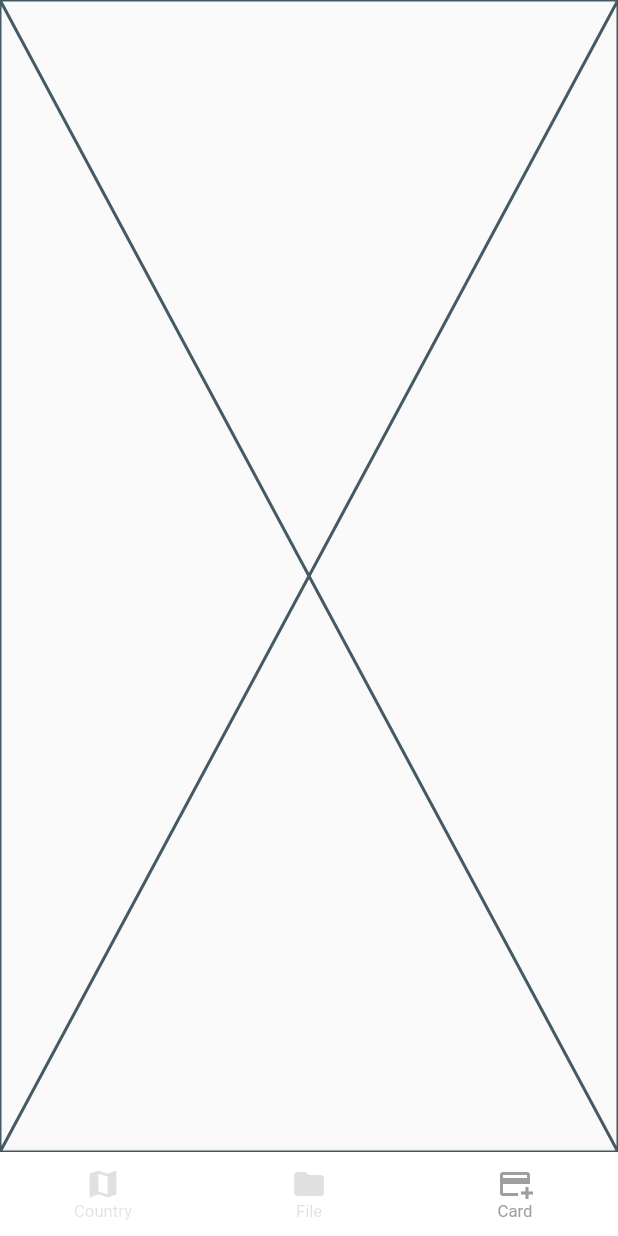
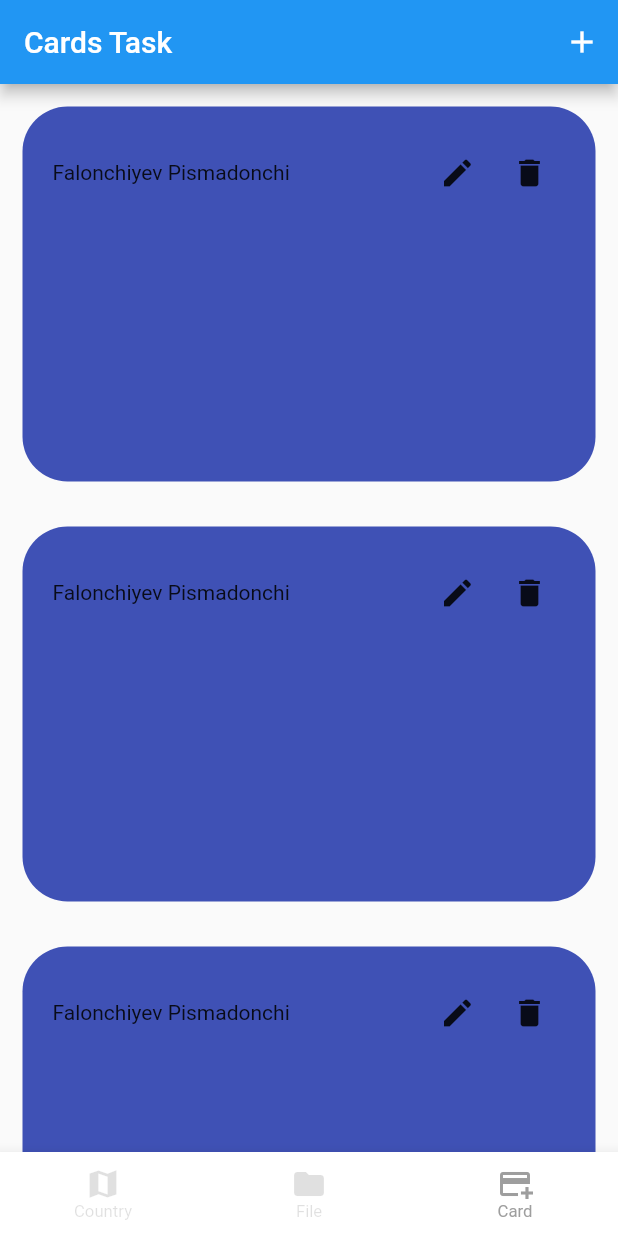
Before and after one commit to MrSobirov/najottalim, a Flutter app: the screen it shows after launch, item 3 of the bottom bar chosen, on a phone screen of 412 x 824 dp. Run offline on Flutter 3.47's test engine with Material 2 defaults, Android fonts, the phone set to English and light mode, and no system bars; our stand-ins replace bloc, connectivity_plus, flutter_bloc, flutter_screenutil, fluttertoast, shimmer and 1 more; accounts and stored records are empty; network calls fail.

Commit message:
task 3 UI partially

```diff
--- /dev/null
+++ b/lib/pages/task3/task3_card.dart
@@ -0,0 +1,48 @@
+import 'package:flutter/material.dart';
+
+class Task3Card extends StatefulWidget {
+  const Task3Card({Key? key}) : super(key: key);
+
+  @override
+  State<Task3Card> createState() => _Task3CardState();
+}
+
+class _Task3CardState extends State<Task3Card> {
+  @override
+  Widget build(BuildContext context) {
+    return Container(
+      padding: EdgeInsets.all(20),
+      height: 250,
+      width: double.infinity,
+      margin: EdgeInsets.symmetric(horizontal: 15, vertical: 15),
+      decoration: BoxDecoration(
+        borderRadius: BorderRadius.all(
+          Radius.circular(30),
+        ),
+        color: Colors.indigo,
+      ),
+      child: Stack(
+        children: [
+          Row(
+            mainAxisAlignment: MainAxisAlignment.spaceBetween,
+            children: [
+              Text('Falonchiyev Pismadonchi'),
+              Row(
+                children: [
+                  IconButton(
+                    onPressed: () {},
+                    icon: Icon(Icons.edit),
+                  ),
+                  IconButton(
+                    onPressed: () {},
+                    icon: Icon(Icons.delete),
+                  ),
+                ],
+              ),
+            ],
+          )
+        ],
+      ),
+    );
+  }
+}
--- a/lib/pages/task3/task3_page.dart
+++ b/lib/pages/task3/task3_page.dart
@@ -1,11 +1,34 @@
 import 'package:flutter/material.dart';
+import 'package:najottalim/pages/task3/task3_add_card.dart';
+import 'package:najottalim/pages/task3/task3_card.dart';
+
 class TaskThreePage extends StatelessWidget {
   const TaskThreePage({Key? key}) : super(key: key);
 
+
   @override
   Widget build(BuildContext context) {
-    return const Placeholder(
-
+    return Scaffold(
+      appBar: AppBar(
+        title: Text('Cards Task'),
+        actions: [
+          IconButton(
+            onPressed: () {
+              Navigator.push(
+                context,
+                MaterialPageRoute(
+                  builder: (context) => AddCard(),
+                ),
+              );
+            },
+            icon: Icon(Icons.add),
+          ),
+        ],
+      ),
+      body: ListView.builder(
+        itemCount: 4,
+        itemBuilder: (ctx, i) => Task3Card(),
+      ),
     );
   }
 }
```
Also changed, not shown: lib/pages/task3/task3_add_card.dart (added, +115 -0 lines).
